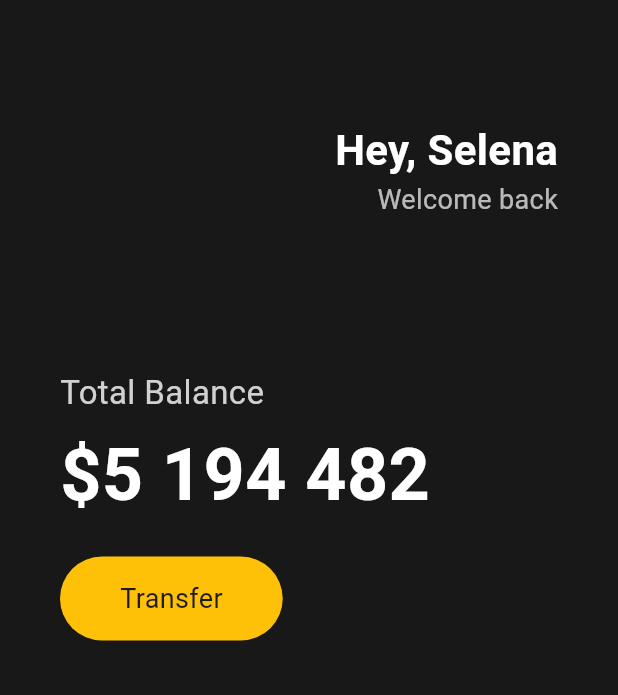
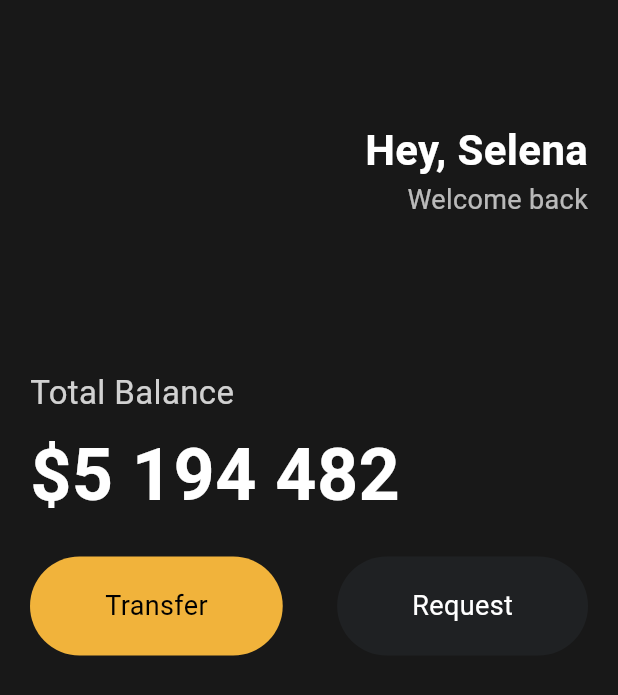
Before and after one commit to duckbill413/dart_flutter, a Flutter app: the screen it shows after launch, on a phone screen of 412 x 824 dp. Shown: the top 695 px of the screen. Run offline on Flutter 3.47's test engine with Material 3 defaults, Android fonts, the phone set to English and light mode, and no system bars.

Commit message:
flutter 3.5 - StatelessWidget class 생성하기

```diff
--- a/toonflix/lib/main.dart
+++ b/toonflix/lib/main.dart
@@ -1,4 +1,5 @@
 import 'package:flutter/material.dart';
+import 'package:toonflix/widgets/button.dart';
 
 void main() {
   runApp(App());
@@ -7,13 +8,13 @@
 class App extends StatelessWidget {
   @override
   Widget build(BuildContext context) {
-    // widget에는 material: goolge과 cupertino: ios type이 있다.
+    // INFO: widget에는 material: goolge과 cupertino: ios type이 있다.
     return MaterialApp(
         home: Scaffold(
       backgroundColor: const Color(0xFF181818),
       body: Padding(
           padding: const EdgeInsets.symmetric(
-            horizontal: 40,
+            horizontal: 20,
           ),
           child: Column(
             crossAxisAlignment: CrossAxisAlignment.start,
@@ -66,23 +67,18 @@
               const SizedBox(
                 height: 20,
               ),
-              Row(
+              const Row(
+                mainAxisAlignment: MainAxisAlignment.spaceBetween,
                 children: [
-                  Container(
-                    decoration: BoxDecoration(
-                      color: Colors.amber,
-                      borderRadius: BorderRadius.circular(40),
-                    ),
-                    padding: const EdgeInsets.symmetric(
-                      horizontal: 40,
-                      vertical: 15,
-                    ),
-                    child: const Text(
-                      'Transfer',
-                      style: TextStyle(
-                        fontSize: 18,
-                      ),
-                    ),
+                  Button(
+                    text: 'Transfer',
+                    backgroundColor: Color(0xFFF1B33B),
+                    textColor: Colors.black,
+                  ),
+                  Button(
+                    text: 'Request',
+                    backgroundColor: Color(0xFF1F2123),
+                    textColor: Colors.white,
                   ),
                 ],
               )
--- /dev/null
+++ b/toonflix/lib/widgets/button.dart
@@ -0,0 +1,34 @@
+import 'package:flutter/cupertino.dart';
+
+class Button extends StatelessWidget {
+  final String text;
+  final Color backgroundColor;
+  final Color textColor;
+
+  const Button(
+      {super.key,
+      required this.text,
+      required this.backgroundColor,
+      required this.textColor});
+
+  @override
+  Widget build(BuildContext context) {
+    return Container(
+      decoration: BoxDecoration(
+        color: backgroundColor,
+        borderRadius: BorderRadius.circular(45),
+      ),
+      padding: const EdgeInsets.symmetric(
+        vertical: 20,
+        horizontal: 50,
+      ),
+      child: Text(
+        text,
+        style: TextStyle(
+          fontSize: 18,
+          color: textColor,
+        ),
+      ),
+    );
+  }
+}
```
